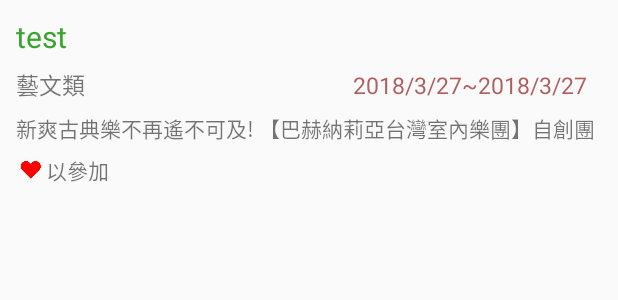
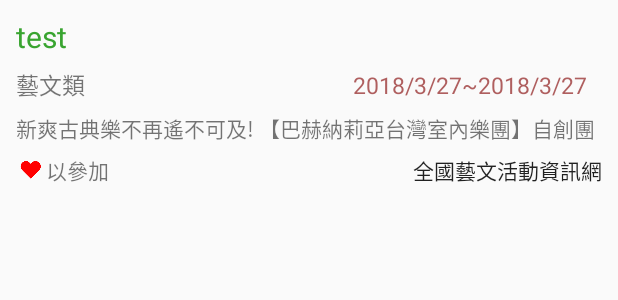
Before and after one commit to xuan1280/AgentLearningApp, an Android app: the layout fragment_activity_item.xml on its own in the app's theme, with its tools: preview values and no code run, on a phone screen of 412 x 824 dp. Shown: the top 300 px of the screen. Run offline under Robolectric (Android 15) with nearby library versions, the phone set to English and light mode, and no system bars.

Commit message:
fragment recyclerview item first try

```diff
--- a/app/src/main/res/layout/fragment_activity_item.xml
+++ b/app/src/main/res/layout/fragment_activity_item.xml
@@ -15,16 +15,15 @@
             android:layout_width="match_parent"
             android:layout_height="wrap_content"
             android:layout_gravity="center"
+            android:padding="3dp"
             android:text="test"
             android:textColor="#39a430"
-            android:padding="3dp"
             android:textSize="20sp" />
 
         <LinearLayout
             android:layout_width="match_parent"
             android:layout_height="wrap_content"
-            android:padding="3dp"
-            >
+            android:padding="3dp">
 
             <TextView
                 android:id="@+id/activityCategoryTxt"
@@ -49,6 +48,7 @@
         </LinearLayout>
 
         <TextView
+            android:id="@+id/activityPreviewTxt"
             android:layout_width="match_parent"
             android:layout_height="wrap_content"
             android:layout_gravity="center"
@@ -61,15 +61,24 @@
             android:padding="3dp">
 
             <ImageView
+                android:id="@+id/interestingOrNotImg"
                 android:layout_width="20dp"
                 android:layout_height="20dp"
-                android:src="@drawable/heart"/>
+                android:src="@drawable/heart" />
 
             <TextView
-            android:layout_width="wrap_content"
-            android:layout_height="wrap_content"
-            android:text="以參加" />
+                android:id="@+id/joinOrNotTxt"
+                android:layout_width="wrap_content"
+                android:layout_height="wrap_content"
+                android:text="以參加" />
 
+            <Button
+                android:id="@+id/turnToWebBtn"
+                android:layout_width="match_parent"
+                android:layout_height="20dp"
+                android:background="#00000000"
+                android:gravity="end"
+                android:text="全國藝文活動資訊網" />
 
         </LinearLayout>
 
```
